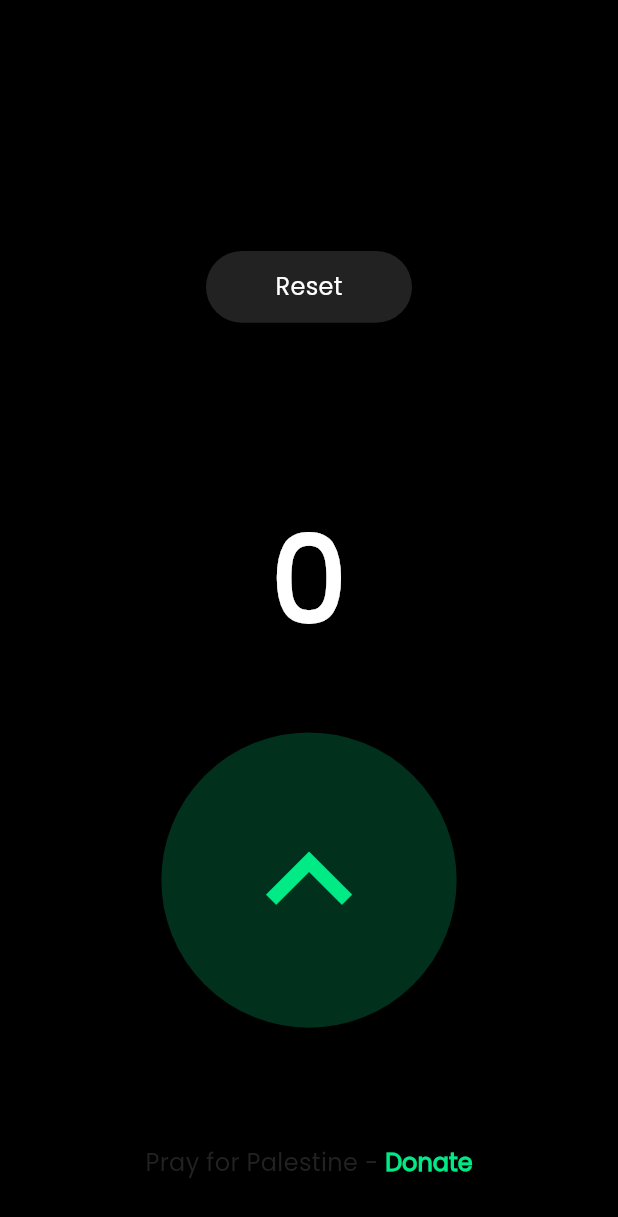
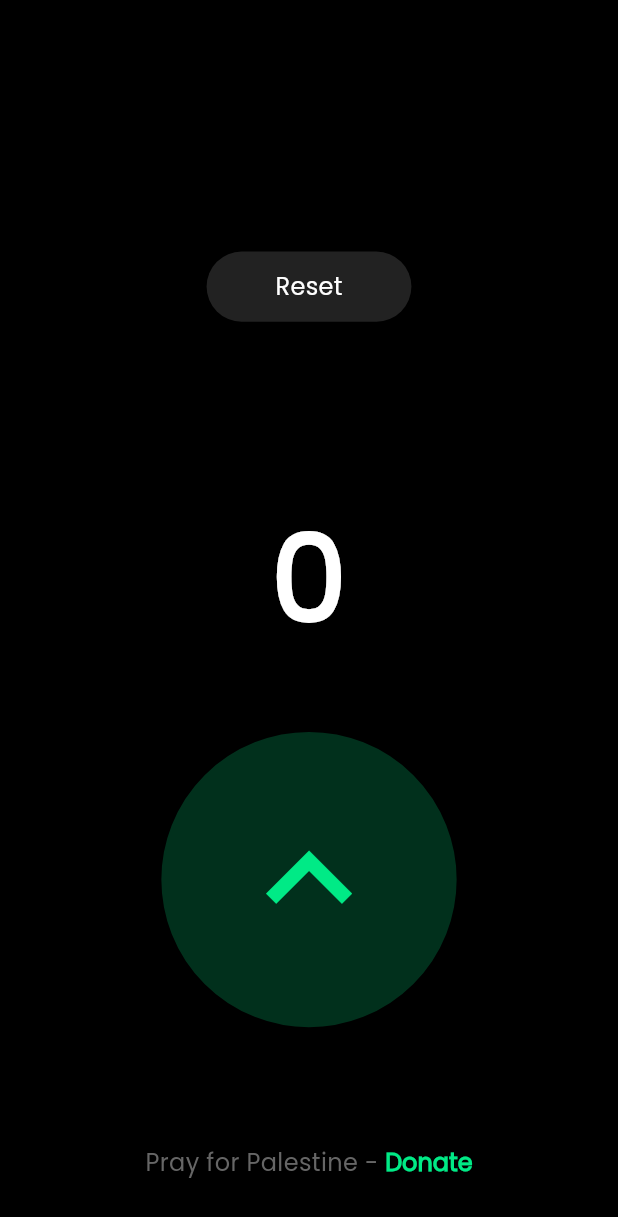
Before and after one commit to MAHMOUDELSAYED69/Tasbih, a Flutter app: the screen it shows after launch, on a phone screen of 412 x 824 dp. Shown: the top 1217 px of the screen. Run offline on Flutter 3.47's test engine with Material 3 defaults, Android fonts, the light colour scheme and no system bars; our stand-ins replace flutter_bloc, flutter_screenutil.

Commit message:
refactor home screen.

```diff
--- a/lib/views/screens/home.dart
+++ b/lib/views/screens/home.dart
@@ -1,8 +1,10 @@
 import 'package:flutter/material.dart';
-import 'package:flutter_screenutil/flutter_screenutil.dart';
-import 'package:tasbih/utils/constants/colors.dart';
+
 import 'package:tasbih/utils/extentions/extentions.dart';
 import 'package:tasbih/views/widgets/counter_button.dart';
+
+import '../widgets/donate_button.dart';
+import '../widgets/reset_button.dart';
 
 class HomeScreen extends StatelessWidget {
   const HomeScreen({super.key});
@@ -16,21 +18,7 @@ class HomeScreen extends StatelessWidget {
         child: Column(
           children: [
             const Spacer(flex: 3),
-            ElevatedButton(
-              style: ElevatedButton.styleFrom(
-                  overlayColor: ColorManager.transparent,
-                  surfaceTintColor: ColorManager.transparent,
-                  shape: RoundedRectangleBorder(
-                      borderRadius: BorderRadius.circular(30)),
-                  backgroundColor: ColorManager.darkGrey,
-                  fixedSize: Size(context.width / 3, 40.h)),
-              onPressed: () {},
-              child: Text(
-                'Reset',
-                style: context.textTheme.bodyMedium
-                    ?.copyWith(color: ColorManager.white),
-              ),
-            ),
+            ResetButton(),
             const Spacer(flex: 3),
             Text(
               '0',
@@ -39,22 +27,7 @@ class HomeScreen extends StatelessWidget {
             const Spacer(),
             const CounterButton(),
             const Spacer(flex: 2),
-            Row(
-              mainAxisSize: MainAxisSize.min,
-              children: [
-                Text(
-                  'Pray for Palestine - ',
-                  style: context.textTheme.bodyMedium,
-                ),
-                GestureDetector(
-                  child: Text(
-                    'Donate',
-                    style: context.textTheme.displayMedium,
-                  ),
-                  onTap: () {},
-                ),
-              ],
-            ),
+            Donate(),
             const Spacer(),
           ],
         ),
--- /dev/null
+++ b/lib/views/widgets/donate_button.dart
@@ -0,0 +1,30 @@
+import 'package:flutter/material.dart';
+import 'package:tasbih/utils/constants/colors.dart';
+import 'package:tasbih/utils/extentions/extentions.dart';
+
+class Donate extends StatelessWidget {
+  const Donate({
+    super.key,
+  });
+
+  @override
+  Widget build(BuildContext context) {
+    return Row(
+      mainAxisSize: MainAxisSize.min,
+      children: [
+        Text(
+          'Pray for Palestine - ',
+          style: context.textTheme.bodyMedium
+              ?.copyWith(color: ColorManager.lightGrey),
+        ),
+        GestureDetector(
+          child: Text(
+            'Donate',
+            style: context.textTheme.displayMedium,
+          ),
+          onTap: () {},
+        ),
+      ],
+    );
+  }
+}
--- /dev/null
+++ b/lib/views/widgets/reset_button.dart
@@ -0,0 +1,29 @@
+import 'package:flutter/material.dart';
+import 'package:flutter_screenutil/flutter_screenutil.dart';
+import 'package:tasbih/utils/extentions/extentions.dart';
+
+import '../../utils/constants/colors.dart';
+
+class ResetButton extends StatelessWidget {
+  const ResetButton({
+    super.key,
+  });
+
+  @override
+  Widget build(BuildContext context) {
+    return GestureDetector(
+      onTap: () {},
+      child: Container(
+        padding: EdgeInsets.symmetric(vertical: 10.h, horizontal: 40.w),
+        decoration: BoxDecoration(
+            color: ColorManager.darkGrey,
+            borderRadius: BorderRadius.circular(30)),
+        child: Text(
+          'Reset',
+          style:
+              context.textTheme.bodyMedium?.copyWith(color: ColorManager.white),
+        ),
+      ),
+    );
+  }
+}
```
